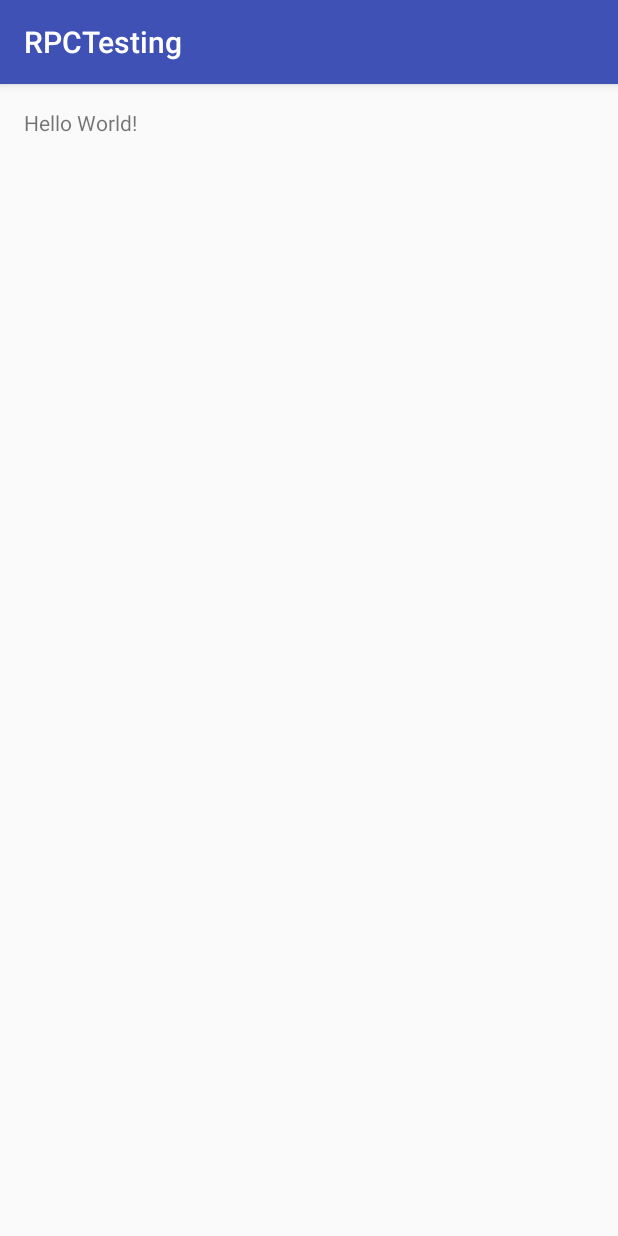
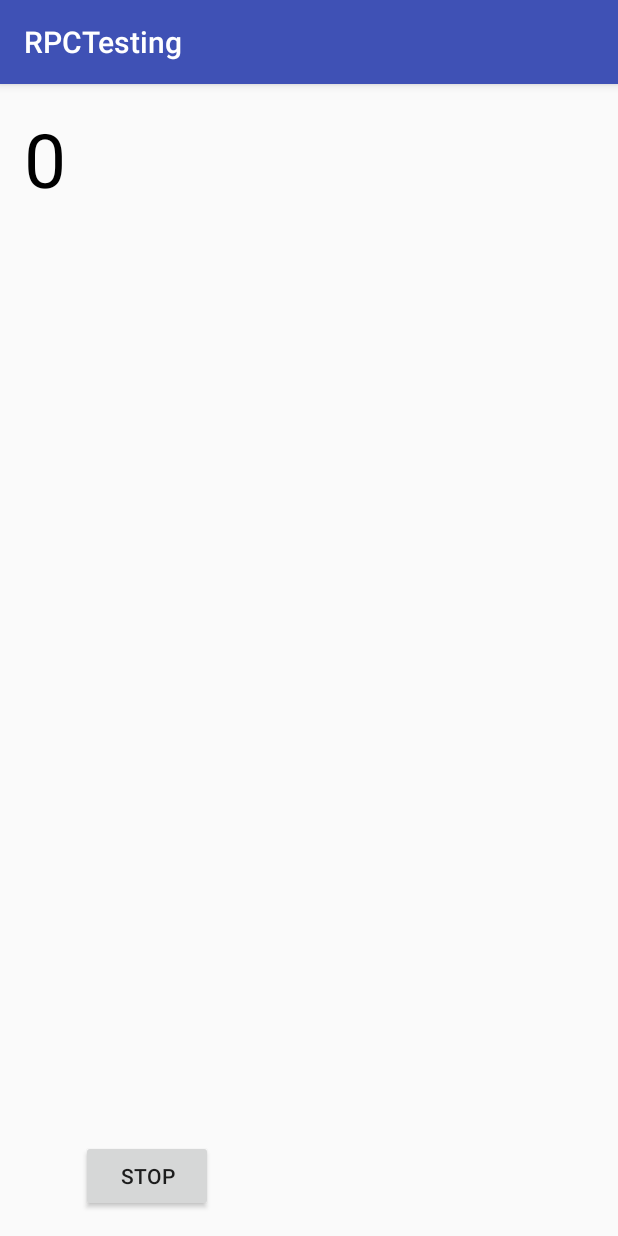
Before and after one commit to timqi/RPCTesting, an Android app: the screen it shows after launch (MainActivity before the commit, ClientActivity after it), on a phone screen of 412 x 824 dp. Run offline under Robolectric (Android 15) with nearby library versions, the phone set to English and light mode, and no system bars; 2 statements that could not run were skipped.

```diff
--- a/app/build.gradle
+++ b/app/build.gradle
@@ -23,4 +23,7 @@ dependencies {
     compile fileTree(dir: 'libs', include: ['*.jar'])
     testCompile 'junit:junit:4.12'
     compile 'com.android.support:appcompat-v7:23.1.0'
+
+    compile 'io.reactivex:rxandroid:1.1.0'
+    compile 'io.reactivex:rxjava:1.1.0'
 }
--- /dev/null
+++ b/app/src/main/java/com/timqi/rpctesting/ClientActivity.java
@@ -0,0 +1,90 @@
+package com.timqi.rpctesting;
+
+import android.app.Service;
+import android.content.ComponentName;
+import android.content.Intent;
+import android.content.ServiceConnection;
+import android.os.Bundle;
+import android.os.IBinder;
+import android.os.RemoteException;
+import android.support.v7.app.AppCompatActivity;
+import android.view.View;
+import android.widget.TextView;
+
+import com.timqi.rpctesting.serviceaidl.ITimerManager;
+import com.timqi.rpctesting.serviceaidl.TimerService;
+
+import java.util.Timer;
+import java.util.TimerTask;
+
+public class ClientActivity extends AppCompatActivity {
+
+    private ITimerManager timerManager;
+    private boolean willShowTimer = true;
+
+    private ServiceConnection serviceConnection
+            = new ServiceConnection() {
+
+        @Override
+        public void onServiceConnected(ComponentName name, IBinder service) {
+            timerManager = ITimerManager.Stub.asInterface(service);
+            new Timer().schedule(new TimerTask() {
+                @Override
+                public void run() {
+                    if (willShowTimer) {
+
+                        runOnUiThread(new Runnable() {
+                            @Override
+                            public void run() {
+
+                                try {
+
+                                    long count = timerManager.getTimerCount();
+                                    ((TextView) findViewById(R.id.tv)).setText(count + "");
+                                } catch (RemoteException e) {
+                                    e.printStackTrace();
+                                }
+                            }
+                        });
+                    }
+                }
+            }, 0, 1000);
+        }
+
+        @Override
+        public void onServiceDisconnected(ComponentName name) {
+        }
+    };
+
+    @Override
+    protected void onCreate(Bundle savedInstanceState) {
+        super.onCreate(savedInstanceState);
+        setContentView(R.layout.activity_main);
+
+        findViewById(R.id.btn).setOnClickListener(new View.OnClickListener() {
+            @Override
+            public void onClick(View v) {
+
+                if (willShowTimer) {
+                    willShowTimer = false;
+                    ((TextView) findViewById(R.id.btn)).setText("start");
+                } else {
+                    willShowTimer = true;
+                    ((TextView) findViewById(R.id.btn)).setText("stop");
+                }
+
+            }
+        });
+
+        Intent intent = new Intent(this, TimerService.class);
+        startService(intent);
+        bindService(intent, serviceConnection, Service.BIND_AUTO_CREATE);
+    }
+
+    @Override
+    protected void onDestroy() {
+        super.onDestroy();
+
+        unbindService(serviceConnection);
+    }
+}
--- a/app/src/main/java/com/timqi/rpctesting/MainActivity.java
+++ /dev/null
@@ -1,13 +0,0 @@
-package com.timqi.rpctesting;
-
-import android.support.v7.app.AppCompatActivity;
-import android.os.Bundle;
-
-public class MainActivity extends AppCompatActivity {
-
-    @Override
-    protected void onCreate(Bundle savedInstanceState) {
-        super.onCreate(savedInstanceState);
-        setContentView(R.layout.activity_main);
-    }
-}
--- a/app/src/main/res/layout/activity_main.xml
+++ b/app/src/main/res/layout/activity_main.xml
@@ -1,11 +1,28 @@
 <?xml version="1.0" encoding="utf-8"?>
 <RelativeLayout xmlns:android="http://schemas.android.com/apk/res/android"
-    xmlns:tools="http://schemas.android.com/tools" android:layout_width="match_parent"
-    android:layout_height="match_parent" android:paddingLeft="@dimen/activity_horizontal_margin"
+    android:layout_width="match_parent"
+    android:layout_height="match_parent"
+    android:paddingBottom="@dimen/activity_vertical_margin"
+    android:paddingLeft="@dimen/activity_horizontal_margin"
     android:paddingRight="@dimen/activity_horizontal_margin"
-    android:paddingTop="@dimen/activity_vertical_margin"
-    android:paddingBottom="@dimen/activity_vertical_margin" tools:context=".MainActivity">
+    android:paddingTop="@dimen/activity_vertical_margin">
 
-    <TextView android:text="Hello World!" android:layout_width="wrap_content"
-        android:layout_height="wrap_content" />
+    <TextView
+        android:id="@+id/tv"
+        android:layout_width="wrap_content"
+        android:layout_height="wrap_content"
+        android:textSize="50dp"
+        android:textColor="#000"
+        android:text="0" />
+
+    <Button
+        android:layout_width="wrap_content"
+        android:layout_height="wrap_content"
+        android:text="stop"
+        android:id="@+id/btn"
+        android:layout_alignParentBottom="true"
+        android:layout_alignParentRight="true"
+        android:layout_alignParentEnd="true"
+        android:layout_marginRight="254dp"
+        android:layout_marginEnd="254dp" />
 </RelativeLayout>
```
Also changed, not shown: app/src/main/AndroidManifest.xml (+7 -4 lines), app/src/main/java/com/timqi/rpctesting/serviceaidl/TimerService.java (added, +56 -0 lines), gradle.properties (+8 -8 lines), app/src/main/aidl/com/timqi/rpctesting/serviceaidl/ITimerManager.aidl (added).
